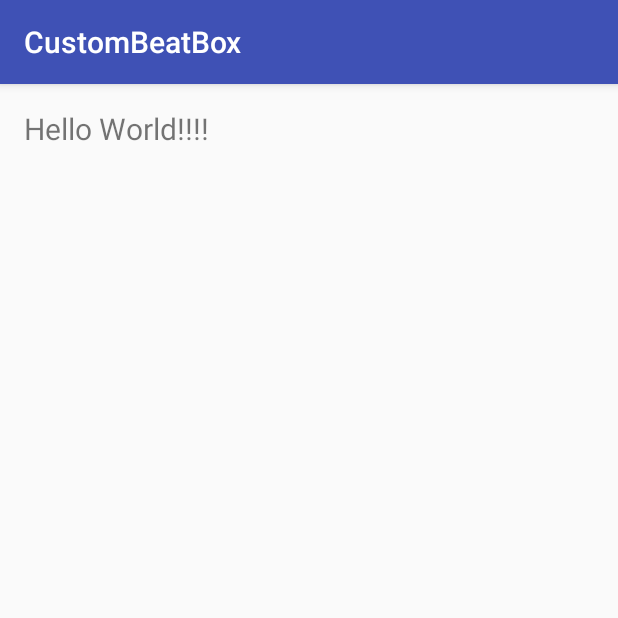
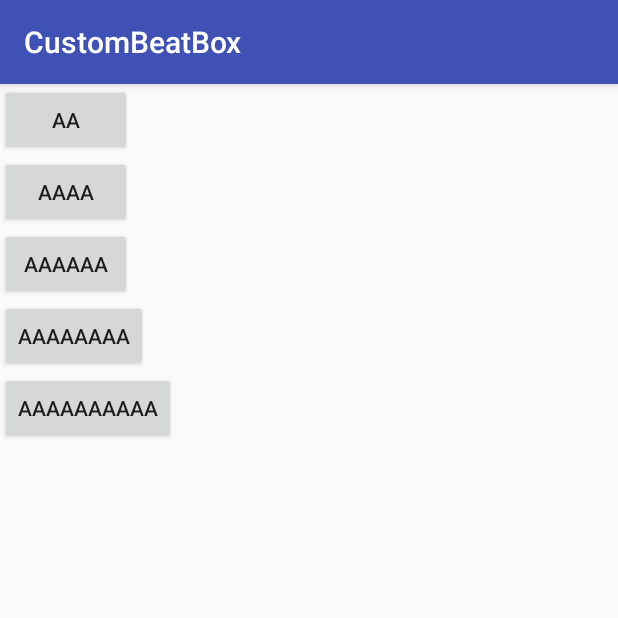
Before and after one commit to JSuupaSellers/PersonalBeatBox, an Android app: the screen it shows after launch (MainActivity), on a phone screen of 412 x 824 dp, the top half of it. Run offline under Robolectric (Android 15) with nearby library versions, the phone set to English and light mode, and no system bars.

Commit message:
-Added core UI functionality and set up interface to transfer model data to the detail view. -Added test code (will be removed in next commit)

```diff
--- a/app/build.gradle
+++ b/app/build.gradle
@@ -20,10 +20,11 @@ android {
 }
 
 dependencies {
-    compile fileTree(dir: 'libs', include: ['*.jar'])
+    compile fileTree(include: ['*.jar'], dir: 'libs')
     androidTestCompile('com.android.support.test.espresso:espresso-core:2.2.2', {
         exclude group: 'com.android.support', module: 'support-annotations'
     })
-    compile 'com.android.support:appcompat-v7:25.0.1'
+    compile 'com.android.support:appcompat-v7:25.1.0'
     testCompile 'junit:junit:4.12'
+    compile 'com.android.support:recyclerview-v7:25.1.0'
 }
--- /dev/null
+++ b/app/src/main/java/com/jumpingbeanapps/android/custombeatbox/BeatBox.java
@@ -0,0 +1,21 @@
+package com.jumpingbeanapps.android.custombeatbox;
+
+import java.util.ArrayList;
+import java.util.List;
+
+class BeatBox {
+
+    private List<Sound> sounds;
+
+    BeatBox(){
+        sounds = new ArrayList<>();
+    }
+
+    List<Sound> getSounds() {
+        return sounds;
+    }
+
+    void setSounds(List<Sound> sounds) {
+        this.sounds = sounds;
+    }
+}
--- /dev/null
+++ b/app/src/main/java/com/jumpingbeanapps/android/custombeatbox/CustomBeatBoxFragment.java
@@ -0,0 +1,57 @@
+package com.jumpingbeanapps.android.custombeatbox;
+
+import android.os.Bundle;
+import android.support.annotation.Nullable;
+import android.support.v4.app.Fragment;
+import android.support.v7.widget.LinearLayoutManager;
+import android.support.v7.widget.RecyclerView;
+import android.view.LayoutInflater;
+import android.view.View;
+import android.view.ViewGroup;
+
+public class CustomBeatBoxFragment extends Fragment {
+
+    //TODO: Add a new sound icon (offer select/record option)
+    //TODO: Customize theme and colors option
+
+    private BeatBox beatBox;
+
+    private SoundAdapter soundAdapter;
+
+    @Override
+    public void onCreate(@Nullable Bundle savedInstanceState) {
+        super.onCreate(savedInstanceState);
+        setHasOptionsMenu(true);
+    }
+
+    @Nullable
+    @Override
+    public View onCreateView(LayoutInflater inflater, @Nullable ViewGroup container,
+                             @Nullable Bundle savedInstanceState) {
+        View root = inflater.inflate(R.layout.fragment_custom_beatbox, container, false);
+
+        beatBox = new BeatBox();
+
+        //<Test code> Will be removed soon
+        for(int i = 0; i <= 4; i++){
+
+            Sound sound = new Sound();
+            String name = "";
+            for(int j = 0; j <= i; j++){
+                name += "aa";
+            }
+            sound.setName(name);
+            beatBox.getSounds().add(sound);
+
+        }
+        //</Test code>
+
+        RecyclerView rv = (RecyclerView) root.findViewById(R.id.recycler_view_custom_beatbox);
+        rv.setLayoutManager(new LinearLayoutManager(getContext()));
+        soundAdapter = new SoundAdapter(beatBox.getSounds());
+        rv.setAdapter(soundAdapter);
+
+        return root;
+    }
+
+}
--- a/app/src/main/java/com/jumpingbeanapps/android/custombeatbox/MainActivity.java
+++ b/app/src/main/java/com/jumpingbeanapps/android/custombeatbox/MainActivity.java
@@ -1,13 +1,3 @@
 package com.jumpingbeanapps.android.custombeatbox;
 
-import android.support.v7.app.AppCompatActivity;
-import android.os.Bundle;
-
-public class MainActivity extends AppCompatActivity {
-//Comment menu
-    @Override
-    protected void onCreate(Bundle savedInstanceState) {
-        super.onCreate(savedInstanceState);
-        setContentView(R.layout.activity_main);
-    }
-}
+public class MainActivity extends SingleFragmentActivity {}
--- /dev/null
+++ b/app/src/main/java/com/jumpingbeanapps/android/custombeatbox/SingleFragmentActivity.java
@@ -0,0 +1,39 @@
+package com.jumpingbeanapps.android.custombeatbox;
+
+import android.os.Bundle;
+import android.support.annotation.LayoutRes;
+import android.support.annotation.Nullable;
+import android.support.v4.app.Fragment;
+import android.support.v4.app.FragmentManager;
+import android.support.v7.app.AppCompatActivity;
+
+public abstract class SingleFragmentActivity extends AppCompatActivity {
+
+    @Override
+    protected void onCreate(@Nullable Bundle savedInstanceState) {
+        super.onCreate(savedInstanceState);
+        setContentView(getLayoutResId());
+
+        FragmentManager fm = getSupportFragmentManager();
+        Fragment fragment = fm.findFragmentById(R.id.fragment_container);
+
+        if(fragment == null){
+            fragment = new CustomBeatBoxFragment();
+        }
+
+        fm.beginTransaction()
+                .add(R.id.fragment_container, fragment)
+                .commit();
+
+    }
+
+    /**
+     * Default template for MainActivity, but can be overridden for other activities
+     * If overridden, fragment container id must be identical
+     * @return int - The root layout id of the activity
+     */
+    @LayoutRes
+    protected int getLayoutResId(){
+        return R.layout.activity_main;
+    }
+}
--- /dev/null
+++ b/app/src/main/java/com/jumpingbeanapps/android/custombeatbox/Sound.java
@@ -0,0 +1,18 @@
+package com.jumpingbeanapps.android.custombeatbox;
+
+class Sound {
+
+    private String name;
+
+    public String getName() {
+        return name;
+    }
+
+    public void setName(String name) {
+        this.name = name;
+    }
+
+    void play(){
+
+    }
+}
--- /dev/null
+++ b/app/src/main/java/com/jumpingbeanapps/android/custombeatbox/SoundAdapter.java
@@ -0,0 +1,59 @@
+package com.jumpingbeanapps.android.custombeatbox;
+
+import android.support.v7.widget.RecyclerView;
+import android.view.LayoutInflater;
+import android.view.View;
+import android.view.ViewGroup;
+import android.widget.Button;
+
+import java.util.List;
+
+class SoundAdapter extends RecyclerView.Adapter<SoundAdapter.SoundHolder> {
+
+    private List<Sound> sounds;
+
+    SoundAdapter(List<Sound> sounds){
+        this.sounds = sounds;
+    }
+
+    static class SoundHolder extends RecyclerView.ViewHolder
+            implements View.OnClickListener {
+
+        private Button button;
+        private Sound sound;
+
+        SoundHolder(View itemView) {
+            super(itemView);
+            button = (Button) itemView.findViewById(R.id.button_detail_view);
+
+        }
+
+        void bind(Sound sound){
+            this.sound = sound;
+            button.setText(sound.getName());
+        }
+
+        @Override
+        public void onClick(View view) {
+            sound.play();
+        }
+    }
+
+    @Override
+    public SoundHolder onCreateViewHolder(ViewGroup parent, int viewType) {
+        View itemView = LayoutInflater.from(parent.getContext())
+                .inflate(R.layout.soundholder_detail_view, parent, false);
+
+        return new SoundHolder(itemView);
+    }
+
+    @Override
+    public void onBindViewHolder(SoundHolder holder, int position) {
+        holder.bind(sounds.get(position));
+    }
+
+    @Override
+    public int getItemCount() {
+        return sounds.size();
+    }
+}
--- a/app/src/main/res/layout/activity_main.xml
+++ b/app/src/main/res/layout/activity_main.xml
@@ -1,19 +1,8 @@
 <?xml version="1.0" encoding="utf-8"?>
 <RelativeLayout
     xmlns:android="http://schemas.android.com/apk/res/android"
-    xmlns:tools="http://schemas.android.com/tools"
-    android:id="@+id/activity_main"
+    android:id="@+id/fragment_container"
     android:layout_width="match_parent"
-    android:layout_height="match_parent"
-    android:paddingBottom="@dimen/activity_vertical_margin"
-    android:paddingLeft="@dimen/activity_horizontal_margin"
-    android:paddingRight="@dimen/activity_horizontal_margin"
-    android:paddingTop="@dimen/activity_vertical_margin"
-    tools:context="com.jumpingbeanapps.android.custombeatbox.MainActivity">
+    android:layout_height="match_parent">
 
-    <TextView
-        android:layout_width="wrap_content"
-        android:layout_height="wrap_content"
-        android:textSize="20sp"
-        android:text="@string/hello_world"/>
 </RelativeLayout>
--- /dev/null
+++ b/app/src/main/res/layout/fragment_custom_beatbox.xml
@@ -0,0 +1,7 @@
+<android.support.v7.widget.RecyclerView
+    android:id="@+id/recycler_view_custom_beatbox"
+    xmlns:android="http://schemas.android.com/apk/res/android"
+    android:scrollbars="vertical"
+    android:layout_width="match_parent"
+    android:layout_height="match_parent">
+</android.support.v7.widget.RecyclerView>
--- /dev/null
+++ b/app/src/main/res/layout/soundholder_detail_view.xml
@@ -0,0 +1,11 @@
+<?xml version="1.0" encoding="utf-8"?>
+<RelativeLayout xmlns:android="http://schemas.android.com/apk/res/android"
+    android:layout_width="wrap_content"
+    android:layout_height="wrap_content">
+
+    <Button
+        android:id="@+id/button_detail_view"
+        android:layout_width="wrap_content"
+        android:layout_height="wrap_content" />
+
+</RelativeLayout>
--- a/app/src/main/res/values/strings.xml
+++ b/app/src/main/res/values/strings.xml
@@ -1,4 +1,4 @@
 <resources>
     <string name="app_name">CustomBeatBox</string>
-    <string name="hello_world">Hello World!!!!</string>
+    <string name="hello_world">Hello World!!!!!</string>
 </resources>
```
